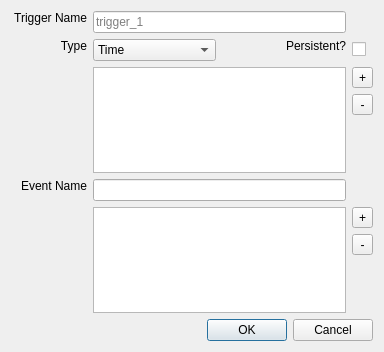
First picture: the form in MapEditor/dialogs/dgaddtrigger.ui, repository projectdelphai/ECS160_MapEditor, before the edit.
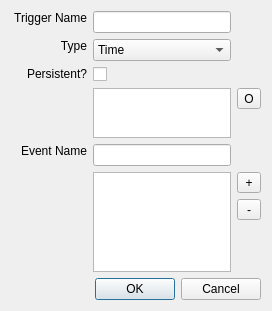
Second picture: the form after the edit.

The edit to the form file:
```diff
--- a/MapEditor/dialogs/dgaddtrigger.ui
+++ b/MapEditor/dialogs/dgaddtrigger.ui
@@ -6,64 +6,57 @@
    <rect>
     <x>0</x>
     <y>0</y>
-    <width>384</width>
-    <height>352</height>
+    <width>293</width>
+    <height>315</height>
    </rect>
   </property>
+  <property name="sizePolicy">
+   <sizepolicy hsizetype="Fixed" vsizetype="Fixed">
+    <horstretch>0</horstretch>
+    <verstretch>0</verstretch>
+   </sizepolicy>
+  </property>
+  <property name="maximumSize">
+   <size>
+    <width>296</width>
+    <height>342</height>
+   </size>
+  </property>
   <property name="windowTitle">
    <string>Add Trigger</string>
   </property>
-  <layout class="QVBoxLayout" name="verticalLayout">
-   <item>
-    <layout class="QGridLayout" name="gridLayout">
-     <item row="1" column="0">
-      <widget class="QLabel" name="label_2">
-       <property name="text">
-        <string>Type</string>
-       </property>
-       <property name="alignment">
-        <set>Qt::AlignRight|Qt::AlignTop|Qt::AlignTrailing</set>
-       </property>
-      </widget>
+  <layout class="QGridLayout" name="gridLayout">
+   <property name="sizeConstraint">
+    <enum>QLayout::SetFixedSize</enum>
+   </property>
+   <item row="1" column="1">
+    <widget class="QComboBox" name="select_type">
+     <property name="sizePolicy">
+      <sizepolicy hsizetype="Minimum" vsizetype="Fixed">
+       <horstretch>0</horstretch>
+       <verstretch>0</verstretch>
+      </sizepolicy>
+     </property>
+     <property name="maximumSize">
+      <size>
+       <width>150</width>
+       <height>16777215</height>
+      </size>
+     </property>
+     <item>
+      <property name="text">
+       <string>Time</string>
+      </property>
      </item>
-     <item row="1" column="2">
-      <widget class="QLabel" name="label">
-       <property name="text">
-        <string>Persistent?</string>
-       </property>
-       <property name="alignment">
-        <set>Qt::AlignRight|Qt::AlignTop|Qt::AlignTrailing</set>
-       </property>
-      </widget>
+     <item>
+      <property name="text">
+       <string>Resource</string>
+      </property>
      </item>
-     <item row="1" column="1">
-      <widget class="QComboBox" name="select_type">
-       <item>
-        <property name="text">
-         <string>Time</string>
-        </property>
-       </item>
-       <item>
-        <property name="text">
-         <string>Resource</string>
-        </property>
-       </item>
-       <item>
-        <property name="text">
-         <string>Location</string>
-        </property>
-       </item>
-       <item>
-        <property name="text">
-         <string>Asset Obtained</string>
-        </property>
-       </item>
-       <item>
-        <property name="text">
-         <string>Asset Lost</string>
-        </property>
-       </item>
-      </widget>
+     <item>
+      <property name="text">
+       <string>Location</string>
+      </property>
      </item>
      <item row="0" column="0">
       <widget class="QLabel" name="label_name">
@@ -75,104 +68,77 @@
        </property>
       </widget>
      </item>
-     <item row="6" column="0">
-      <widget class="QLabel" name="label_event">
-       <property name="text">
-        <string>Event Name</string>
-       </property>
-       <property name="alignment">
-        <set>Qt::AlignRight|Qt::AlignTop|Qt::AlignTrailing</set>
-       </property>
-      </widget>
+     <item>
+      <property name="text">
+       <string>Asset Lost</string>
+      </property>
      </item>
-     <item row="1" column="3">
-      <widget class="QCheckBox" name="check_persistence">
-       <property name="text">
-        <string/>
-       </property>
-      </widget>
-     </item>
-     <item row="3" column="3">
-      <widget class="QToolButton" name="tool_addTrigArg">
-       <property name="maximumSize">
-        <size>
-         <width>32</width>
-         <height>32</height>
-        </size>
-       </property>
-       <property name="text">
-        <string>+</string>
-       </property>
-      </widget>
-     </item>
-     <item row="4" column="3">
-      <widget class="QToolButton" name="tool_remTrigArg">
-       <property name="maximumSize">
-        <size>
-         <width>32</width>
-         <height>32</height>
-        </size>
-       </property>
-       <property name="text">
-        <string>-</string>
-       </property>
-      </widget>
-     </item>
-     <item row="8" column="3">
-      <widget class="QToolButton" name="tool_remEventArg">
-       <property name="maximumSize">
-        <size>
-         <width>32</width>
-         <height>32</height>
-        </size>
-       </property>
-       <property name="text">
-        <string>-</string>
-       </property>
-      </widget>
-     </item>
-     <item row="7" column="3">
-      <widget class="QToolButton" name="tool_addEventArg">
-       <property name="maximumSize">
-        <size>
-         <width>32</width>
-         <height>32</height>
-        </size>
-       </property>
-       <property name="text">
-        <string>+</string>
-       </property>
-      </widget>
-     </item>
-     <item row="7" column="1" rowspan="3" colspan="2">
-      <widget class="QListView" name="list_eventArgs"/>
-     </item>
-     <item row="6" column="1" colspan="2">
-      <widget class="QLineEdit" name="txt_event">
-       <property name="placeholderText">
-        <string/>
-       </property>
-      </widget>
-     </item>
-     <item row="3" column="1" rowspan="3" colspan="2">
-      <widget class="QListView" name="list_trigArgs"/>
-     </item>
-     <item row="0" column="1" colspan="2">
-      <widget class="QLineEdit" name="txt_name">
-       <property name="accessibleName">
-        <string>name</string>
-       </property>
-       <property name="readOnly">
-        <bool>false</bool>
-       </property>
-       <property name="placeholderText">
-        <string>trigger_1</string>
-       </property>
-      </widget>
-     </item>
-    </layout>
+    </widget>
    </item>
-   <item>
+   <item row="2" column="0">
+    <widget class="QLabel" name="label">
+     <property name="text">
+      <string>Persistent?</string>
+     </property>
+     <property name="alignment">
+      <set>Qt::AlignRight|Qt::AlignTop|Qt::AlignTrailing</set>
+     </property>
+    </widget>
+   </item>
+   <item row="5" column="1">
+    <widget class="QLineEdit" name="txt_event">
+     <property name="maximumSize">
+      <size>
+       <width>138</width>
+       <height>16777215</height>
+      </size>
+     </property>
+     <property name="placeholderText">
+      <string/>
+     </property>
+    </widget>
+   </item>
+   <item row="2" column="1">
+    <widget class="QCheckBox" name="check_persistence">
+     <property name="text">
+      <string/>
+     </property>
+    </widget>
+   </item>
+   <item row="5" column="0">
+    <widget class="QLabel" name="label_event">
+     <property name="text">
+      <string>Event Name</string>
+     </property>
+     <property name="alignment">
+      <set>Qt::AlignRight|Qt::AlignTop|Qt::AlignTrailing</set>
+     </property>
+    </widget>
+   </item>
+   <item row="3" column="2">
+    <widget class="QToolButton" name="tool_curLocation">
+     <property name="text">
+      <string>O</string>
+     </property>
+    </widget>
+   </item>
+   <item row="3" column="1" rowspan="2">
+    <widget class="QListView" name="list_trigArgs">
+     <property name="sizePolicy">
+      <sizepolicy hsizetype="Expanding" vsizetype="Minimum">
+       <horstretch>0</horstretch>
+       <verstretch>0</verstretch>
+      </sizepolicy>
+     </property>
+     <property name="maximumSize">
+      <size>
+       <width>138</width>
+       <height>50</height>
+      </size>
+     </property>
+    </widget>
+   </item>
+   <item row="9" column="0" colspan="3">
     <widget class="QDialogButtonBox" name="buttonBox">
      <property name="orientation">
       <enum>Qt::Horizontal</enum>
@@ -182,6 +148,98 @@
      </property>
     </widget>
    </item>
+   <item row="6" column="1" rowspan="3">
+    <widget class="QListView" name="list_eventArgs">
+     <property name="sizePolicy">
+      <sizepolicy hsizetype="Minimum" vsizetype="Minimum">
+       <horstretch>0</horstretch>
+       <verstretch>0</verstretch>
+      </sizepolicy>
+     </property>
+     <property name="maximumSize">
+      <size>
+       <width>138</width>
+       <height>100</height>
+      </size>
+     </property>
+    </widget>
+   </item>
+   <item row="1" column="0">
+    <widget class="QLabel" name="label_2">
+     <property name="text">
+      <string>Type</string>
+     </property>
+     <property name="alignment">
+      <set>Qt::AlignRight|Qt::AlignTop|Qt::AlignTrailing</set>
+     </property>
+    </widget>
+   </item>
+   <item row="0" column="0">
+    <widget class="QLabel" name="label_name">
+     <property name="text">
+      <string> Trigger Name</string>
+     </property>
+     <property name="alignment">
+      <set>Qt::AlignRight|Qt::AlignTop|Qt::AlignTrailing</set>
+     </property>
+    </widget>
+   </item>
+   <item row="0" column="1">
+    <widget class="QLineEdit" name="txt_name">
+     <property name="maximumSize">
+      <size>
+       <width>138</width>
+       <height>16777215</height>
+      </size>
+     </property>
+     <property name="accessibleName">
+      <string>name</string>
+     </property>
+    </widget>
+   </item>
+   <item row="6" column="2" rowspan="3">
+    <layout class="QVBoxLayout" name="verticalLayout">
+     <item>
+      <widget class="QToolButton" name="tool_addEventArg">
+       <property name="maximumSize">
+        <size>
+         <width>32</width>
+         <height>32</height>
+        </size>
+       </property>
+       <property name="text">
+        <string>+</string>
+       </property>
+      </widget>
+     </item>
+     <item>
+      <widget class="QToolButton" name="tool_remEventArg">
+       <property name="maximumSize">
+        <size>
+         <width>32</width>
+         <height>32</height>
+        </size>
+       </property>
+       <property name="text">
+        <string>-</string>
+       </property>
+      </widget>
+     </item>
+     <item>
+      <spacer name="verticalSpacer">
+       <property name="orientation">
+        <enum>Qt::Vertical</enum>
+       </property>
+       <property name="sizeHint" stdset="0">
+        <size>
+         <width>20</width>
+         <height>40</height>
+        </size>
+       </property>
+      </spacer>
+     </item>
+    </layout>
+   </item>
   </layout>
  </widget>
  <resources/>
```
Left out of the diff: 13 changed lines with no effect on the pictures.
